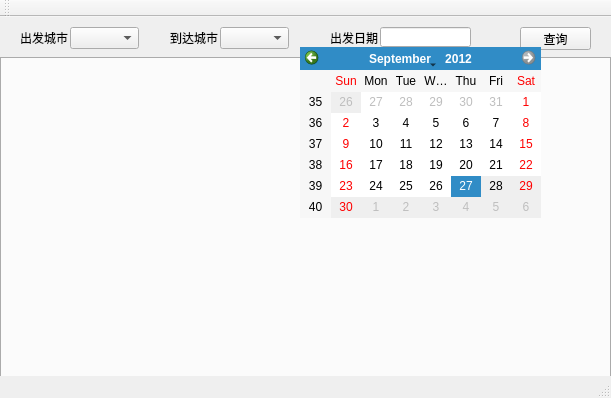
YvesChan/csAir, file csair.ui: the form before one commit.
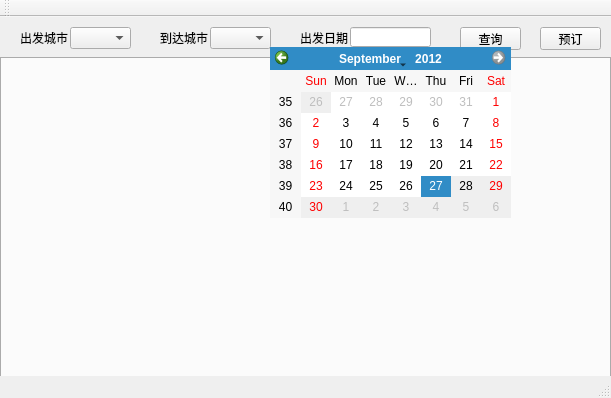
The form after the commit. Custom widgets are drawn as their Qt base class.

```diff
--- a/csair.ui
+++ b/csair.ui
@@ -35,7 +35,7 @@
      <rect>
       <x>70</x>
       <y>10</y>
-      <width>69</width>
+      <width>61</width>
       <height>22</height>
      </rect>
     </property>
@@ -96,7 +96,7 @@
    <widget class="QLabel" name="label_2">
     <property name="geometry">
      <rect>
-      <x>170</x>
+      <x>160</x>
       <y>10</y>
       <width>51</width>
       <height>21</height>
@@ -109,9 +109,9 @@
    <widget class="QComboBox" name="arrive">
     <property name="geometry">
      <rect>
-      <x>220</x>
+      <x>210</x>
       <y>10</y>
-      <width>69</width>
+      <width>61</width>
       <height>22</height>
      </rect>
     </property>
@@ -172,7 +172,7 @@
    <widget class="QLabel" name="label_3">
     <property name="geometry">
      <rect>
-      <x>330</x>
+      <x>300</x>
       <y>10</y>
       <width>54</width>
       <height>21</height>
@@ -188,9 +188,9 @@
     </property>
     <property name="geometry">
      <rect>
-      <x>380</x>
+      <x>350</x>
       <y>10</y>
-      <width>91</width>
+      <width>81</width>
       <height>20</height>
      </rect>
     </property>
@@ -213,7 +213,7 @@
     </property>
     <property name="geometry">
      <rect>
-      <x>300</x>
+      <x>270</x>
       <y>30</y>
       <width>241</width>
       <height>171</height>
@@ -252,9 +252,9 @@
    <widget class="QPushButton" name="query">
     <property name="geometry">
      <rect>
-      <x>520</x>
+      <x>460</x>
       <y>10</y>
-      <width>71</width>
+      <width>61</width>
       <height>23</height>
      </rect>
     </property>
@@ -296,6 +296,19 @@
      <bool>false</bool>
     </property>
    </widget>
+   <widget class="QPushButton" name="book">
+    <property name="geometry">
+     <rect>
+      <x>540</x>
+      <y>10</y>
+      <width>61</width>
+      <height>23</height>
+     </rect>
+    </property>
+    <property name="text">
+     <string>预订</string>
+    </property>
+   </widget>
    <zorder>label</zorder>
    <zorder>depart</zorder>
    <zorder>label_2</zorder>
```
Left out of the diff: 1 changed line with no effect on the pictures.
